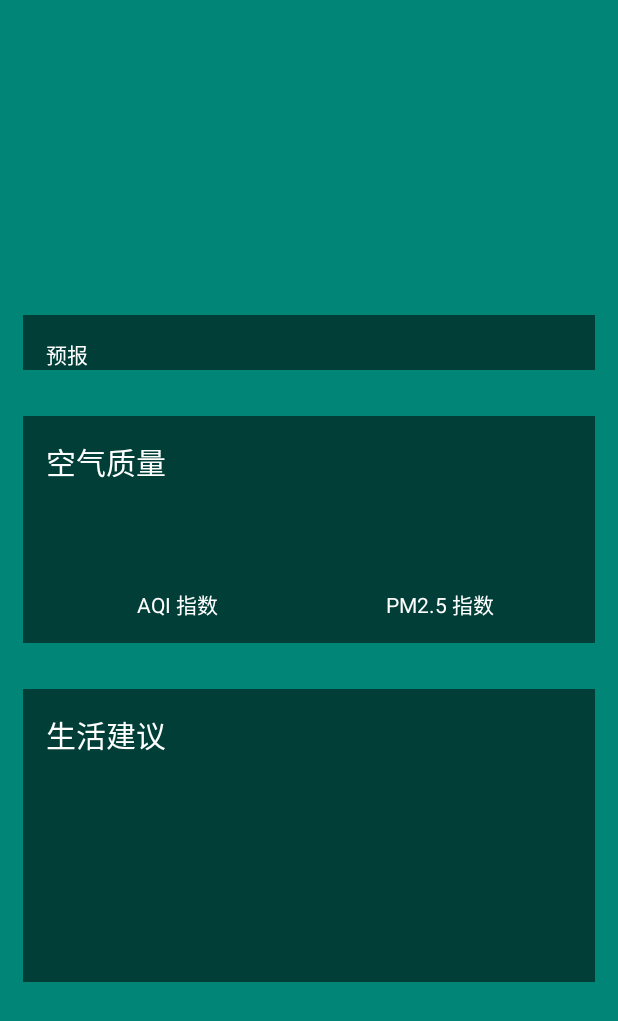
After one commit to mwshang/myweather, an Android app: the layout activity_weather.xml on its own in the app's theme, with its tools: preview values and no code run, on a phone screen of 412 x 824 dp. The commit adds this screen. Shown: the top 1021 px of the screen. Run offline under Robolectric (Android 15) with nearby library versions, the phone set to English and light mode, and no system bars.

Commit message:
加入显示天气功能

```diff
--- a/app/src/main/AndroidManifest.xml
+++ b/app/src/main/AndroidManifest.xml
@@ -7,8 +7,7 @@
     <uses-permission android:name="android.permission.ACCESS_NETWORK_STATE" />
     <uses-permission android:name="android.permission.WRITE_EXTERNAL_STORAGE" />
     <uses-permission android:name="android.permission.CHANGE_NETWORK_STATE" />
-    <uses-permission android:name="android.permission.CHANGE_WIFI_STATE"/>
-
+    <uses-permission android:name="android.permission.CHANGE_WIFI_STATE" />
 
     <application
         android:name="org.litepal.LitePalApplication"
@@ -18,7 +17,8 @@
         android:roundIcon="@mipmap/ic_launcher_round"
         android:supportsRtl="true"
         android:theme="@style/AppTheme">
-        <activity android:name="org.prv.weather.MainActivity">
+        <activity android:name=".ui.WeatherActivity"></activity>
+        <activity android:name=".MainActivity">
             <intent-filter>
                 <action android:name="android.intent.action.MAIN" />
 
--- /dev/null
+++ b/app/src/main/res/layout/activity_weather.xml
@@ -0,0 +1,39 @@
+<?xml version="1.0" encoding="utf-8"?>
+<FrameLayout xmlns:android="http://schemas.android.com/apk/res/android"
+    xmlns:app="http://schemas.android.com/apk/res-auto"
+    xmlns:tools="http://schemas.android.com/tools"
+    android:layout_width="match_parent"
+    android:layout_height="match_parent"
+    android:background="@color/colorPrimary"
+    tools:context=".ui.WeatherActivity">
+
+    <ImageView
+        android:id="@+id/bing_pic_img"
+        android:layout_width="match_parent"
+        android:layout_height="match_parent"
+        android:scaleType="centerCrop"/>
+
+    <ScrollView
+        android:id="@+id/weather_layout"
+        android:layout_width="match_parent"
+        android:layout_height="match_parent"
+        android:scrollbars="none"
+        android:overScrollMode="never"
+        android:fitsSystemWindows="true">
+
+        <LinearLayout
+            android:orientation="vertical"
+            android:layout_width="match_parent"
+            android:layout_height="wrap_content">
+
+            <include layout="@layout/title" />
+            <include layout="@layout/now" />
+            <include layout="@layout/forecast" />
+            <include layout="@layout/aqi" />
+            <include layout="@layout/suggestion" />
+
+        </LinearLayout>
+
+    </ScrollView>
+
+</FrameLayout>
--- /dev/null
+++ b/app/src/main/res/layout/aqi.xml
@@ -0,0 +1,79 @@
+<?xml version="1.0" encoding="utf-8"?>
+<LinearLayout xmlns:android="http://schemas.android.com/apk/res/android"
+    android:orientation="vertical"
+    android:layout_width="match_parent"
+    android:layout_height="wrap_content"
+    android:layout_margin="15dp"
+    android:background="#8000">
+
+    <TextView
+        android:layout_width="wrap_content"
+        android:layout_height="wrap_content"
+        android:layout_marginLeft="15dp"
+        android:layout_marginTop="15dp"
+        android:text="@string/air_quality"
+        android:textColor="#fff"
+        android:textSize="20dp" />
+
+    <LinearLayout
+        android:layout_width="match_parent"
+        android:layout_height="wrap_content"
+        android:layout_margin="15dp">
+
+        <RelativeLayout
+            android:layout_width="0dp"
+            android:layout_height="match_parent"
+            android:layout_weight="1">
+            <LinearLayout
+                android:orientation="vertical"
+                android:layout_width="match_parent"
+                android:layout_height="wrap_content"
+                android:layout_centerInParent="true">
+                <TextView
+                    android:id="@+id/aqi_text"
+                    android:layout_width="wrap_content"
+                    android:layout_height="wrap_content"
+                    android:layout_gravity="center"
+                    android:textColor="#fff"
+                    android:textSize="40sp"/>
+
+                <TextView
+                    android:layout_width="wrap_content"
+                    android:layout_height="wrap_content"
+                    android:layout_gravity="center"
+                    android:text="AQI 指数"
+                    android:textColor="#fff" />
+
+            </LinearLayout>
+        </RelativeLayout>
+
+        <RelativeLayout
+            android:layout_width="0dp"
+            android:layout_height="match_parent"
+            android:layout_weight="1">
+            <LinearLayout
+                android:orientation="vertical"
+                android:layout_width="match_parent"
+                android:layout_height="wrap_content"
+                android:layout_centerInParent="true">
+                <TextView
+                    android:id="@+id/pm25_text"
+                    android:layout_width="wrap_content"
+                    android:layout_height="wrap_content"
+                    android:layout_gravity="center"
+                    android:textColor="#fff"
+                    android:textSize="40sp"/>
+
+                <TextView
+                    android:layout_width="wrap_content"
+                    android:layout_height="wrap_content"
+                    android:layout_gravity="center"
+                    android:text="PM2.5 指数"
+                    android:textColor="#fff" />
+
+            </LinearLayout>
+        </RelativeLayout>
+
+    </LinearLayout>
+
+</LinearLayout>
--- /dev/null
+++ b/app/src/main/res/layout/forecast.xml
@@ -0,0 +1,23 @@
+<?xml version="1.0" encoding="utf-8"?>
+<LinearLayout xmlns:android="http://schemas.android.com/apk/res/android"
+    android:orientation="vertical"
+    android:layout_width="match_parent"
+    android:layout_height="wrap_content"
+    android:layout_margin="15dp"
+    android:background="#8000">
+
+    <TextView
+        android:layout_width="wrap_content"
+        android:layout_height="wrap_content"
+        android:layout_marginLeft="15dp"
+        android:layout_marginTop="15dp"
+        android:text="@string/forecast"
+        android:textColor="#fff"/>
+
+    <LinearLayout
+        android:id="@+id/forecast_layout"
+        android:orientation="vertical"
+        android:layout_width="match_parent"
+        android:layout_height="wrap_content"></LinearLayout>
+
+</LinearLayout>
--- /dev/null
+++ b/app/src/main/res/layout/now.xml
@@ -0,0 +1,26 @@
+<?xml version="1.0" encoding="utf-8"?>
+<LinearLayout xmlns:android="http://schemas.android.com/apk/res/android"
+    xmlns:tools="http://schemas.android.com/tools"
+    android:orientation="vertical"
+    android:layout_width="match_parent"
+    android:layout_height="wrap_content"
+    android:layout_margin="15dp">
+
+    <TextView
+        android:id="@+id/degree_text"
+        android:layout_width="wrap_content"
+        android:layout_height="wrap_content"
+        android:layout_gravity="end"
+        android:text=""
+        android:textColor="#fff"
+        android:textSize="60sp" />
+
+    <TextView
+        android:id="@+id/weather_text_info"
+        android:layout_width="wrap_content"
+        android:layout_height="wrap_content"
+        android:layout_gravity="end"
+        android:textColor="#fff"
+        android:textSize="20sp"
+        tools:text="" />
+</LinearLayout>
--- /dev/null
+++ b/app/src/main/res/layout/suggestion.xml
@@ -0,0 +1,38 @@
+<?xml version="1.0" encoding="utf-8"?>
+<LinearLayout xmlns:android="http://schemas.android.com/apk/res/android"
+    android:orientation="vertical"
+    android:layout_width="match_parent"
+    android:layout_height="wrap_content"
+    android:layout_margin="15dp"
+    android:background="#8000">
+    <TextView
+        android:layout_width="wrap_content"
+        android:layout_height="wrap_content"
+        android:layout_marginLeft="15dp"
+        android:layout_marginTop="15dp"
+        android:text="@string/life_suggestion"
+        android:textColor="#fff"
+        android:textSize="20dp"/>
+
+    <TextView
+        android:id="@+id/comfort_text"
+        android:layout_width="wrap_content"
+        android:layout_height="wrap_content"
+        android:layout_margin="15dp"
+        android:textColor="#fff"/>
+
+    <TextView
+        android:id="@+id/car_wash_text"
+        android:layout_width="wrap_content"
+        android:layout_height="wrap_content"
+        android:layout_margin="15dp"
+        android:textColor="#fff"/>
+
+    <TextView
+        android:id="@+id/sport_text"
+        android:layout_width="wrap_content"
+        android:layout_height="wrap_content"
+        android:layout_margin="15dp"
+        android:textColor="#fff"/>
+
+</LinearLayout>
--- /dev/null
+++ b/app/src/main/res/layout/title.xml
@@ -0,0 +1,24 @@
+<?xml version="1.0" encoding="utf-8"?>
+<RelativeLayout xmlns:android="http://schemas.android.com/apk/res/android"
+    android:orientation="vertical" android:layout_width="match_parent"
+    android:layout_height="?attr/actionBarSize">
+
+    <TextView
+        android:id="@+id/title_city"
+        android:layout_width="wrap_content"
+        android:layout_height="wrap_content"
+        android:layout_centerInParent="true"
+        android:textColor="#fff"
+        android:textSize="20sp"/>
+
+    <TextView
+        android:id="@+id/title_update_time"
+        android:layout_width="wrap_content"
+        android:layout_height="wrap_content"
+        android:layout_marginRight="10dp"
+        android:layout_alignParentRight="true"
+        android:layout_centerVertical="true"
+        android:textColor="#fff"
+        android:textSize="16sp"/>
+
+</RelativeLayout>
--- a/app/src/main/res/values/strings.xml
+++ b/app/src/main/res/values/strings.xml
@@ -2,4 +2,7 @@
     <string name="app_name">MyWeather</string>
     <string name="china">中国</string>
     <string name="load_fail">加载失败</string>
+    <string name="forecast">预报</string>
+    <string name="air_quality">空气质量</string>
+    <string name="life_suggestion">生活建议</string>
 </resources>
```
Also changed, not shown: app/src/main/java/org/prv/weather/MainActivity.java (+13 -0 lines), app/src/main/java/org/prv/weather/gson/AQI.java (added, +10 -0 lines), app/src/main/java/org/prv/weather/gson/Basic.java (added, +18 -0 lines), app/src/main/java/org/prv/weather/gson/Forecast.java (added, +24 -0 lines), app/src/main/java/org/prv/weather/gson/Now.java (added, +16 -0 lines), app/src/main/java/org/prv/weather/gson/Suggestion.java (added, +29 -0 lines), app/src/main/java/org/prv/weather/gson/Weather.java (added, +16 -0 lines), app/src/main/java/org/prv/weather/ui/ChooseAreaFragment.java (+7 -0 lines), app/src/main/java/org/prv/weather/ui/WeatherActivity.java (added, +207 -0 lines), app/src/main/java/org/prv/weather/util/Utility.java (+15 -0 lines), app/src/main/res/layout/forecast_item.xml (added, +40 -0 lines).
